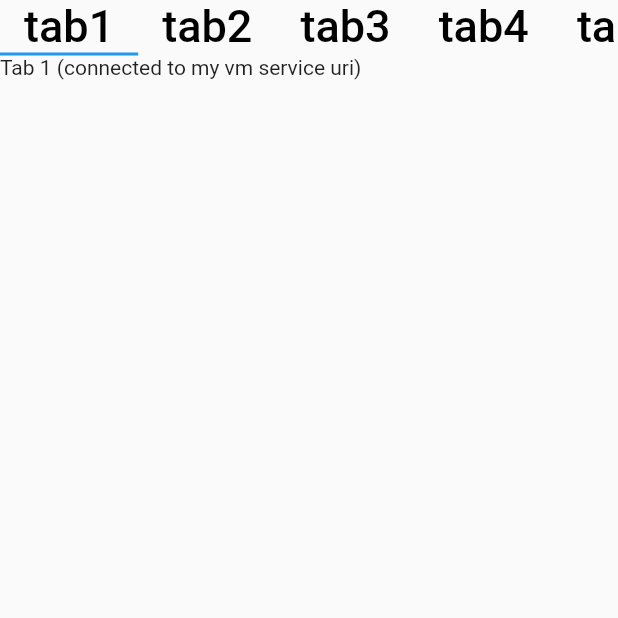
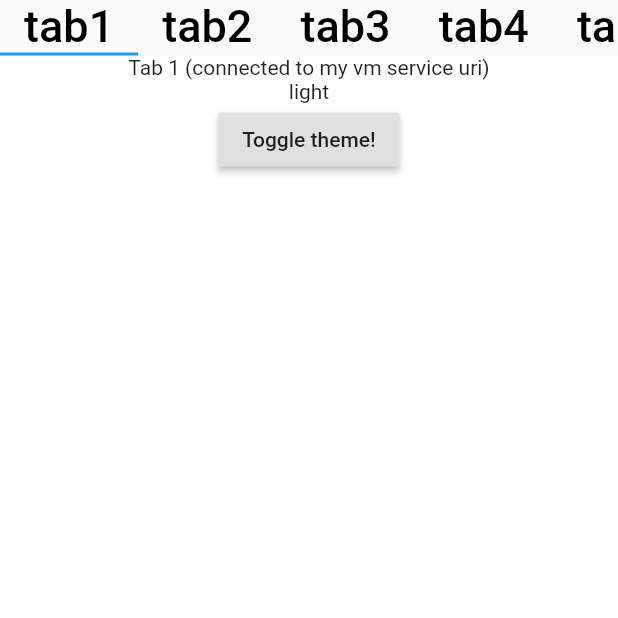
Before and after one commit to DanTup/tab_route_test, a Flutter app: the screen it shows after launch, after a tap on "Connect Me!", on a phone screen of 412 x 824 dp, the top half of it. Run offline on Flutter 3.47's test engine with Material 2 defaults, Android fonts, the phone set to English and light mode, and no system bars.

Commit message:
Add another button that toggles something in url

```diff
--- a/lib/main.dart
+++ b/lib/main.dart
@@ -44,11 +44,11 @@ class DevToolsAppState extends State<DevToolsApp> {
             key: Key('home'),
             tab: page,
             tabs: [
-              TabPage('tab1', Text('Tab 1 (connected to ${params['uri']})')),
-              TabPage('tab2', Text('Tab 2 (connected to ${params['uri']})')),
-              TabPage('tab3', Text('Tab 3 (connected to ${params['uri']})')),
-              TabPage('tab4', Text('Tab 4 (connected to ${params['uri']})')),
-              TabPage('tab5', Text('Tab 5 (connected to ${params['uri']})')),
+              TabPage('tab1', TabBody('Tab 1 (connected to ${params['uri']})')),
+              TabPage('tab2', TabBody('Tab 2 (connected to ${params['uri']})')),
+              TabPage('tab3', TabBody('Tab 3 (connected to ${params['uri']})')),
+              TabPage('tab4', TabBody('Tab 4 (connected to ${params['uri']})')),
+              TabPage('tab5', TabBody('Tab 5 (connected to ${params['uri']})')),
             ],
           );
         } else {
@@ -107,3 +107,35 @@ class TabPage {
 
   TabPage(this.name, this.content);
 }
+
+@immutable
+class TabBody extends StatelessWidget {
+  final String text;
+
+  TabBody(this.text);
+
+  @override
+  Widget build(BuildContext context) {
+    final routerDelegate =
+        Router.of(context).routerDelegate as DevToolsRouterDelegate;
+    final isLightTheme =
+        routerDelegate.currentConfiguration.args['theme'] != 'dark';
+    return Container(
+      decoration:
+          BoxDecoration(color: isLightTheme ? Colors.white : Colors.grey),
+      child: Column(
+        children: [
+          Text(text),
+          Text(isLightTheme ? 'light' : 'dark'),
+          RaisedButton(
+            child: Text('Toggle theme!'),
+            onPressed: () {
+              routerDelegate.updateArgsIfNotCurrent(
+                  {'theme': isLightTheme ? 'dark' : 'light'});
+            },
+          ),
+        ],
+      ),
+    );
+  }
+}
```
